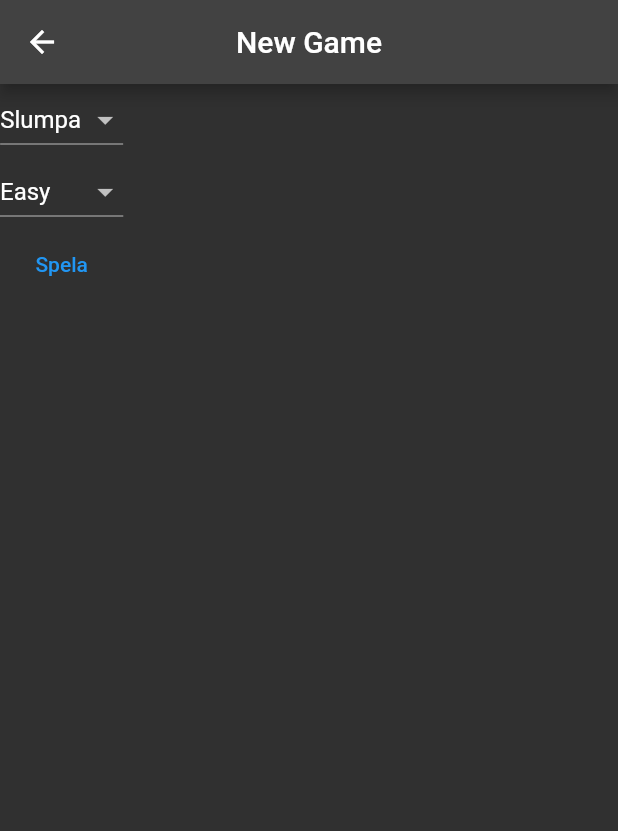
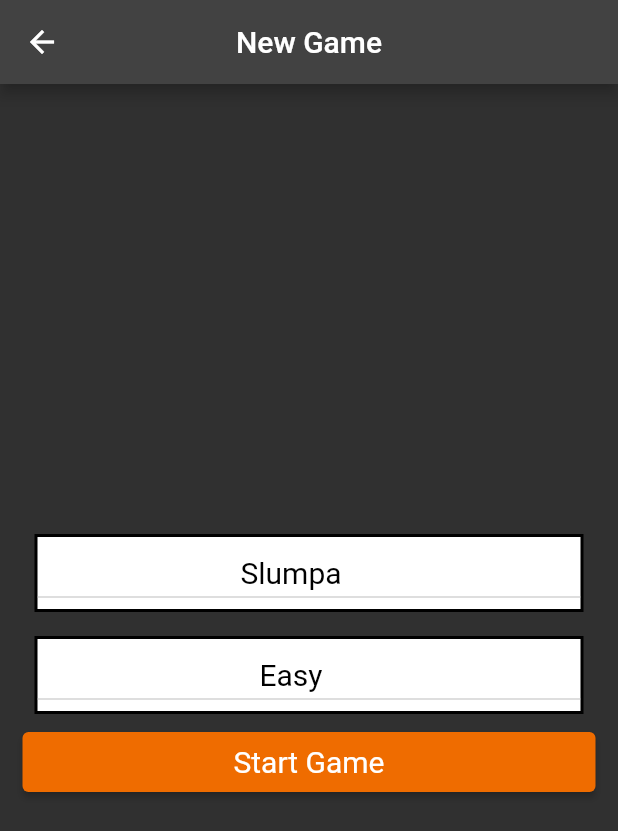
Before and after one commit to gu-tig169-ht21/Grupp-1, a Flutter app: the screen it shows once a user with an empty profile is signed in, after a tap on "New Game", on a phone screen of 412 x 824 dp. Shown: the top 831 px of the screen. Run offline on Flutter 3.47's test engine with Material 2 defaults, Android fonts, the phone set to English and light mode, and no system bars; our stand-ins replace cloud_firestore, firebase_auth, firebase_core; accounts and stored records are empty; network calls fail.

Commit message:
UI NewGame, GameScore, Home Co-authored-by: Joel Harrysson <joelharrysson@users.noreply.github.com>

```diff
--- a/lib/screens/home/home.dart
+++ b/lib/screens/home/home.dart
@@ -5,6 +5,7 @@ import 'package:quizapp/models/quiz.dart';
 import 'package:quizapp/models/user.dart';
 import 'package:quizapp/screens/home/highscore.dart';
 import 'package:quizapp/screens/home/profile.dart';
+import 'package:quizapp/screens/quiz/game_score.dart';
 import 'package:quizapp/screens/quiz/new_game.dart';
 import 'package:quizapp/services/auth_service.dart';
 import 'package:quizapp/services/quiz_service.dart';
@@ -25,34 +26,50 @@ class Home extends StatelessWidget {
               Text('Quiz Master', style: Theme.of(context).textTheme.headline1),
           actions: [
             TextButton.icon(
-                onPressed: () => _auth.signOut(),
-                icon: Icon(Icons.person, color: Colors.white),
-                label: Text('Log out', style: TextStyle(color: Colors.white))),
-            TextButton.icon(
                 onPressed: () {
                   Navigator.push(context,
                       MaterialPageRoute(builder: (context) => Profile()));
                 },
-                icon: Icon(Icons.quiz, color: Colors.orange),
+                icon: Icon(Icons.person, color: Colors.orange),
                 label: Text('Profile', style: TextStyle(color: Colors.orange))),
+            TextButton.icon(
+                onPressed: () => _auth.signOut(),
+                icon: Icon(Icons.logout, color: Colors.white),
+                label: Text('Log out', style: TextStyle(color: Colors.white))),
           ],
         ),
         body: Container(
             child: Column(
           children: [
-            TextButton(
-                onPressed: () {
-                  Navigator.push(context,
-                      MaterialPageRoute(builder: (context) => NewGame()));
-                },
-                child: Text("New Game")),
-            TextButton(
-                onPressed: () {
-                  Navigator.push(context,
-                      MaterialPageRoute(builder: (context) => Highscore()));
-                },
-                child: Text("HighScore")),
+            textButtonFormat(context, 'New Game', NewGame()),
+            textButtonFormat(context, 'Highscore', Highscore()),
+            textButtonFormat(context, 'GameScore', GameScore()),
           ],
         )));
   }
+
+  Widget textButtonFormat(context, String title, var screen) {
+    return Padding(
+      padding: const EdgeInsets.all(15.0),
+      child: Column(
+        children: [
+          ElevatedButton(
+            style: ElevatedButton.styleFrom(
+              minimumSize: const Size.fromHeight(
+                40,
+              ),
+            ),
+            onPressed: () {
+              Navigator.push(
+                  context, MaterialPageRoute(builder: (context) => screen));
+            },
+            child: Text(
+              title,
+              style: const TextStyle(fontSize: 20, color: Colors.white),
+            ),
+          ),
+        ],
+      ),
+    );
+  }
 }
--- a/lib/screens/quiz/game_score.dart
+++ b/lib/screens/quiz/game_score.dart
@@ -1,16 +1,40 @@
 import 'package:flutter/material.dart';
 import 'package:provider/provider.dart';
 import 'package:quizapp/models/quiz.dart';
+import 'package:quizapp/models/user.dart';
 
-class GameScore extends StatelessWidget {
+class GameScore extends StatefulWidget {
   const GameScore({Key? key}) : super(key: key);
 
+  @override
+  State<GameScore> createState() => _GameScoreState();
+}
+
+class _GameScoreState extends State<GameScore> {
   @override
   Widget build(BuildContext context) {
     var state = Provider.of<QuizModel>(context, listen: false);
 
     return Scaffold(
         appBar: AppBar(title: Text("Game Score")),
-        body: Text(state.points.toString()));
+        body: Column(
+          mainAxisAlignment: MainAxisAlignment.center,
+          children: [
+            textFieldFormat(state),
+          ],
+        ));
+  }
+
+  Widget textFieldFormat(state) {
+    return Align(
+      child: Text(
+        'Your score: \n ${state.points}',
+        style: TextStyle(fontSize: 30),
+      ),
+    );
+  }
+
+  int getHighScoreFromDatabase(BuildContext context) {
+    return 1;
   }
 }
--- a/lib/screens/quiz/new_game.dart
+++ b/lib/screens/quiz/new_game.dart
@@ -1,3 +1,5 @@
+///SPO
+
 import 'package:flutter/foundation.dart';
 import 'package:flutter/material.dart';
 import 'package:provider/provider.dart';
@@ -29,8 +31,11 @@ class NewGame extends StatelessWidget {
           title: Text("New Game"),
           centerTitle: true,
         ),
-        body: Container(
+        body: Padding(
+          padding: const EdgeInsets.all(15.0),
+          child: Align(
             child: Column(
+              mainAxisAlignment: MainAxisAlignment.center,
               children: [
                 QuizTypePicker(
                     pickedValue: state.pickedCategory,
@@ -41,7 +46,9 @@ class NewGame extends StatelessWidget {
                   valueList: state.difficultyList,
                   setValue: setDifficulty,
                 ),
-              TextButton(
+                ElevatedButton(
+                    style: ElevatedButton.styleFrom(
+                        minimumSize: const Size.fromHeight(40)),
                     onPressed: () async {
                       //Initialize Quiz
                       await state.getQuiz();
@@ -49,8 +56,12 @@ class NewGame extends StatelessWidget {
                       Navigator.pushReplacement(context,
                           MaterialPageRoute(builder: (context) => GameUI()));
                     },
-                  child: const Text('Spela')),
+                    child: const Text(
+                      'Start Game',
+                      style: TextStyle(color: Colors.white, fontSize: 20),
+                    )),
               ],
+            ),
           ),
         ));
   }
@@ -74,7 +85,20 @@ class QuizTypePicker extends StatefulWidget {
 class _QuizTypePickerState extends State<QuizTypePicker> {
   @override
   Widget build(BuildContext context) {
-    return DropdownButton(
+    return Padding(
+      padding: const EdgeInsets.all(8.0),
+      child: Container(
+        decoration: BoxDecoration(
+          color: Colors.white,
+          border: Border.all(
+            width: 2,
+            color: Colors.black,
+          ),
+        ),
+        child: DropdownButton(
+          dropdownColor: Colors.white,
+          menuMaxHeight: 150,
+          isExpanded: true,
           value: widget.pickedValue,
           onChanged: (String? newValue) {
             setState(() {
@@ -85,9 +109,16 @@ class _QuizTypePickerState extends State<QuizTypePicker> {
           items: widget.valueList.map<DropdownMenuItem<String>>((String value) {
             return DropdownMenuItem<String>(
               value: value,
-          child: Text(value),
+              child: Align(
+                child: Text(
+                  value,
+                  style: const TextStyle(color: Colors.black, fontSize: 20),
+                ),
+              ),
             );
           }).toList(),
+        ),
+      ),
     );
   }
 }
```
Lines whose indentation alone changed are shown as unchanged.
